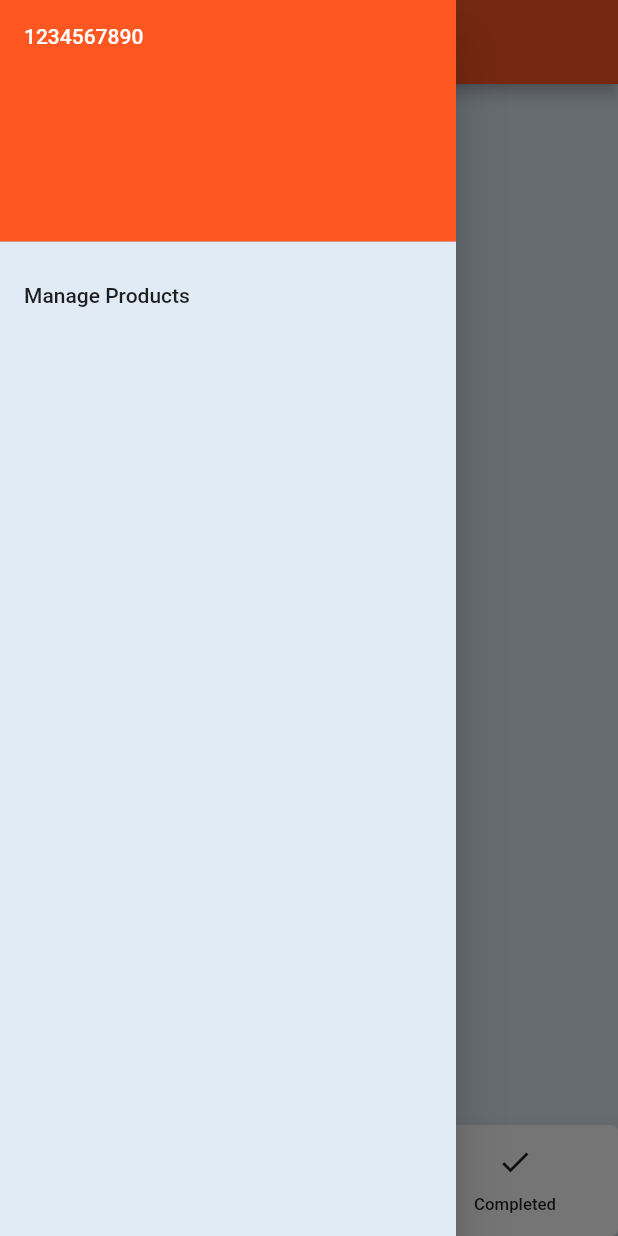
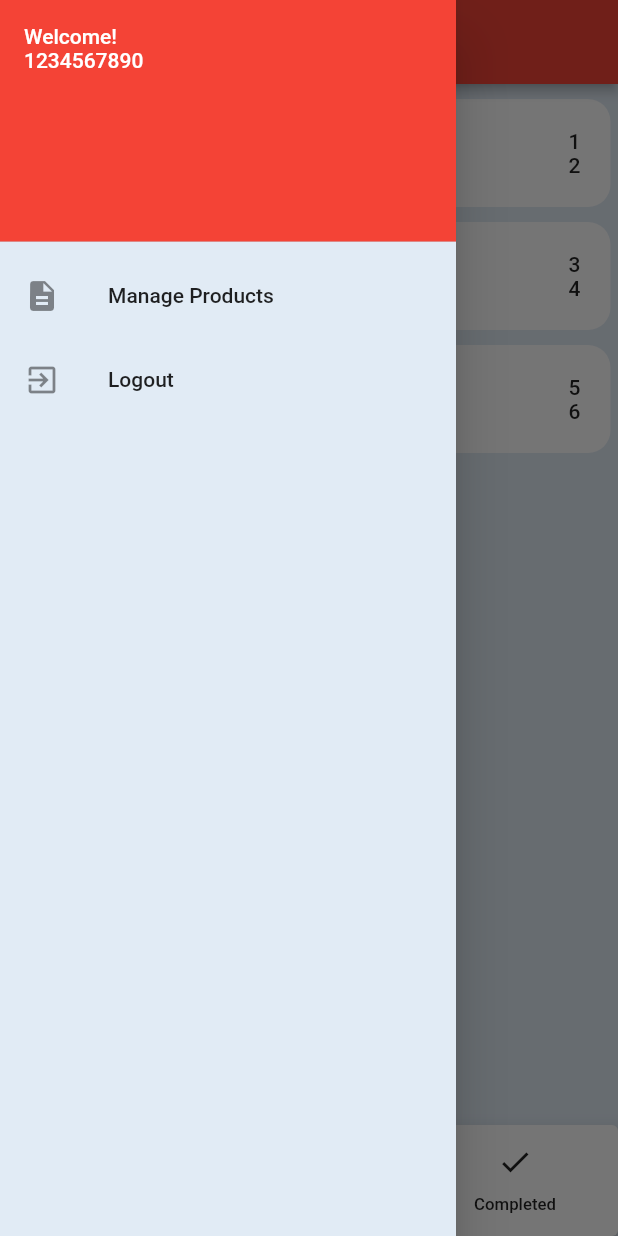
Before and after one commit to aggarwalvinayak/Hack-the-Crisis, a Flutter app: the screen it shows after launch, with the side drawer open, on a phone screen of 412 x 824 dp. Run offline on Flutter 3.47's test engine with Material 2 defaults, Android fonts, the light colour scheme and no system bars; our stand-ins replace shared_preferences.

Commit message:
added dashboard

```diff
--- a/Frontend/shop/lib/main.dart
+++ b/Frontend/shop/lib/main.dart
@@ -16,7 +16,7 @@ class MyApp extends StatelessWidget {
       title: 'Shop',
       theme: ThemeData(
         canvasColor: Color.fromRGBO(225, 235, 245, 1),
-        primarySwatch: Colors.deepOrange,
+        primarySwatch: Colors.red,
       ),
       home: LandingPage(),
     );
--- a/Frontend/shop/lib/models/order.dart
+++ b/Frontend/shop/lib/models/order.dart
@@ -2,19 +2,19 @@ enum Status { PENDING, APPROVED, COMPLETED }
 
 class Order {
   //Orders (Item#, Shop#, Aadhar#, ToLoc, DeliveryStatus, Quantity)
-  final String itemId;
+  final List<String> itemId;
   final String shopId;
   final String aadharNo;
-  final int quantity;
+  final List<int> quantity;
   final Status status; //String strStatus = status.toString().split('.').last;
-  final List<String> toLocation;
+  final String toLocation;
 
   Order.fromJson(Map<String, dynamic> json)
       : itemId = json['itemId'],
         shopId = json['shopId'],
         aadharNo = json['aadharNo'],
-        quantity = int.parse(json['quantity']),
+        quantity = json['quantity'],
         status =
-            Status.values.firstWhere((element) => element == json['status']),
-        toLocation = json['location'];
+            Status.values.firstWhere((element) => element.toString().split('.').last == json['status']),
+        toLocation = json['toLocation'];
 }
--- a/Frontend/shop/lib/routes/dashboard.dart
+++ b/Frontend/shop/lib/routes/dashboard.dart
@@ -5,6 +5,8 @@ import 'package:shop/models/order.dart';
 import 'package:shop/models/shop_details.dart';
 import 'package:shop/widgets/navigation_drawer.dart';
 import 'package:shop/tabs/dashboard/pending.dart';
+import 'package:shop/tabs/dashboard/approved.dart';
+import 'package:shop/tabs/dashboard/completed.dart';
 
 class Dashboard extends StatefulWidget {
   final String shopDetailsString;
@@ -55,13 +57,13 @@ class _DashboardState extends State<Dashboard>
           drawer: NavigationDrawer(),
           key: _scaffoldKey,
           backgroundColor: Theme.of(context).canvasColor,
-          appBar: AppBar(),
+          appBar: AppBar(title: Text('Dashboard'), centerTitle: true, elevation: 3,),
           body: TabBarView(
             controller: _tabController,
             children: <Widget>[
               PendingTab(),
-              Container(child: Text(Status.APPROVED.toString())),
-              Container(child: Text(Status.COMPLETED.toString())),
+              ApprovedTab(),
+              CompletedTab(),
             ],
           ),
           bottomNavigationBar: Card(
--- a/Frontend/shop/lib/tabs/dashboard/pending.dart
+++ b/Frontend/shop/lib/tabs/dashboard/pending.dart
@@ -1,14 +1,59 @@
+import 'package:provider/provider.dart';
 import 'package:flutter/material.dart';
 import 'package:shop/models/order.dart';
+import 'package:shop/models/shop_details.dart';
+import 'package:shop/widgets/orders_list.dart';
 
 class PendingTab extends StatefulWidget {
+  List<Order> pendingOrdersList;
+
   @override
   _PendingTabState createState() => _PendingTabState();
 }
 
 class _PendingTabState extends State<PendingTab> {
+
+  void getOrders() {
+    setState(() {
+
+    widget.pendingOrdersList = [
+      Order.fromJson({
+        'itemId': ['12345', '23456'],
+        'shopId': Provider.of<ShopDetails>(context).id,
+        'quantity': [1, 2],
+        'aadharNo': '1234-5678-9012',
+        'toLocation': 'Kurla',
+        'status': 'PENDING'
+      }),
+      Order.fromJson({
+        'itemId': ['121351345', '696956'],
+        'shopId': Provider.of<ShopDetails>(context).id,
+        'quantity': [3, 4],
+        'aadharNo': '1235-5678-9012',
+        'toLocation': 'Andheri',
+        'status': 'PENDING'
+      }),
+      Order.fromJson({
+        'itemId': ['5321', '61314'],
+        'shopId': Provider.of<ShopDetails>(context).id,
+        'quantity': [5, 6],
+        'aadharNo': '1234-5678-9012',
+        'toLocation': 'Chembur',
+        'status': 'PENDING'
+      })
+    ];
+    });
+  }
+
   @override
   Widget build(BuildContext context) {
-    return SafeArea(child: Container(child:Text(Status.PENDING.toString())));
+    getOrders();
+    return SafeArea(child:
+      Container(
+        child: SingleChildScrollView(
+          child: OrdersList(ordersList: widget.pendingOrdersList, status:Status.PENDING),
+        )
+      )
+    );
   }
 }
--- a/Frontend/shop/lib/widgets/navigation_drawer.dart
+++ b/Frontend/shop/lib/widgets/navigation_drawer.dart
@@ -11,7 +11,7 @@ class NavigationDrawer extends StatelessWidget {
         DrawerHeader(
           child: Consumer<ShopDetails>(
             builder: (context, shopDetails, child) {
-              return Text(shopDetails.phoneNumber, style: TextStyle(
+              return Text('Welcome!\n'+shopDetails.phoneNumber, style: TextStyle(
                 color: Colors.white
               ));
             },
@@ -21,7 +21,12 @@ class NavigationDrawer extends StatelessWidget {
           ),
         ),
         ListTile(
+          leading: Icon(Icons.description),
           title: Text('Manage Products'),
+        ),
+        ListTile(
+          leading: Icon(Icons.exit_to_app),
+          title: Text('Logout'),
         ),
       ],
     ));
--- /dev/null
+++ b/Frontend/shop/lib/widgets/order_card.dart
@@ -0,0 +1,35 @@
+import 'package:flutter/material.dart';
+import 'package:shop/models/order.dart';
+
+class OrderCard extends StatelessWidget {
+  final Order order;
+
+  OrderCard({this.order});
+
+  @override
+  Widget build(BuildContext context) {
+    return Container(
+      margin: EdgeInsets.fromLTRB(5, 10, 5, 0),
+      decoration: BoxDecoration(
+        borderRadius: BorderRadius.circular(15),
+        color: Colors.white,
+      ),
+        child: FlatButton(
+            padding: EdgeInsets.all(20),
+            splashColor: Colors.transparent,
+            highlightColor: Colors.transparent,
+            onPressed: () {},
+            child: ListView.builder(
+                shrinkWrap: true,
+                itemCount: order.itemId.length,
+                itemBuilder: (context, index) {
+                  return Row(
+                    mainAxisAlignment: MainAxisAlignment.spaceBetween,
+                    children: <Widget>[
+                      Text(order.itemId[index]),
+                      Text(order.quantity[index].toString())
+                    ],
+                  );
+                })));
+  }
+}
--- /dev/null
+++ b/Frontend/shop/lib/widgets/orders_list.dart
@@ -0,0 +1,28 @@
+import 'package:flutter/material.dart';
+import 'package:shop/models/order.dart';
+import 'package:shop/widgets/order_card.dart';
+
+class OrdersList extends StatelessWidget {
+  final List<Order> ordersList;
+  final Status status;
+
+  OrdersList({this.ordersList, this.status});
+
+  @override
+  Widget build(BuildContext context) {
+    return Container(
+      height: MediaQuery.of(context).size.height * 0.8,
+      child: ordersList.isEmpty
+          ?
+          Text(
+            status == Status.PENDING ? 'No pending orders' : (status == Status.APPROVED ? 'No approved orders' : 'No completed orders'),
+            style: TextStyle(fontWeight: FontWeight.w400, fontSize: 25),
+          )
+          : ListView.builder(
+          itemCount: ordersList.length,
+          itemBuilder: (context, index) {
+            return OrderCard(order:ordersList[index]);
+          }),
+    );
+  }
+}
```
Also changed, not shown: Frontend/shop/lib/tabs/dashboard/approved.dart (added, +59 -0 lines), Frontend/shop/lib/tabs/dashboard/completed.dart (added, +59 -0 lines).
